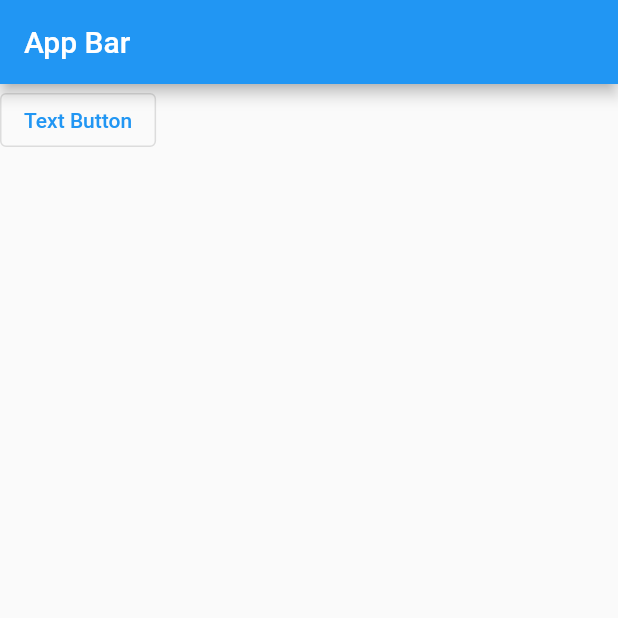
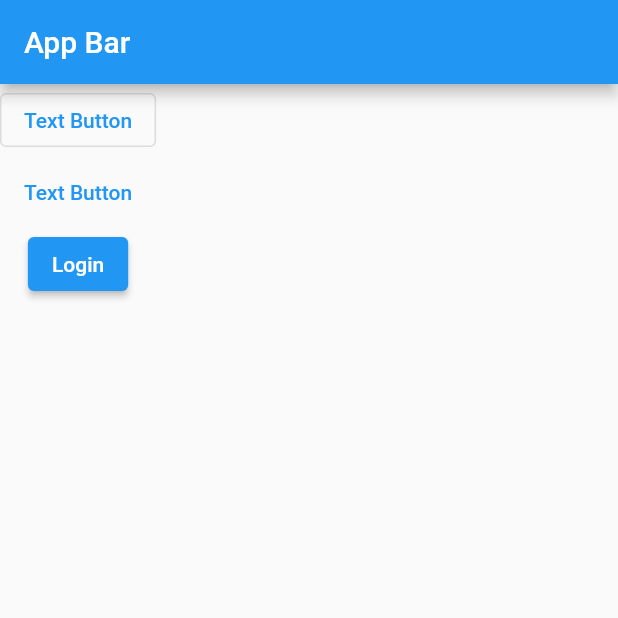
Before and after one commit to divyakumari12/fitorbit_app, a Flutter app: the screen it shows after launch, on a phone screen of 412 x 824 dp, the top half of it. Run offline on Flutter 3.47's test engine with Material 2 defaults, Android fonts, the phone set to English and light mode, and no system bars.

Commit message:
types of Button

```diff
--- a/demo_app/lib/main.dart
+++ b/demo_app/lib/main.dart
@@ -39,7 +39,20 @@ class _MyHomePageState extends State<MyHomePage> {
         title: Text("App Bar"),
       ),
       body: SafeArea(
+        child: Column(
+          children: [
+            Container(
               child: OutlinedButton(
+                  onPressed: () {
+                    print("Outline Button Clicked");
+                  },
+                  onLongPress: () {
+                    print("Outline Button LongPresses");
+                  },
+                  child: Text("Text Button")),
+            ),
+            Container(
+              child: TextButton(
                   onPressed: () {
                     print("Text Button Clicked");
                   },
@@ -48,6 +61,19 @@ class _MyHomePageState extends State<MyHomePage> {
                   },
                   child: Text("Text Button")),
             ),
+            Container(
+                child: ElevatedButton(
+              onPressed: () {
+                print("Login btn pressed");
+              },
+              onLongPress: () {
+                print("Login btn longpress");
+              },
+              child: Text("Login"),
+            ))
+          ],
+        ),
+      ),
     );
   }
 }
```
Lines whose indentation alone changed are shown as unchanged.
